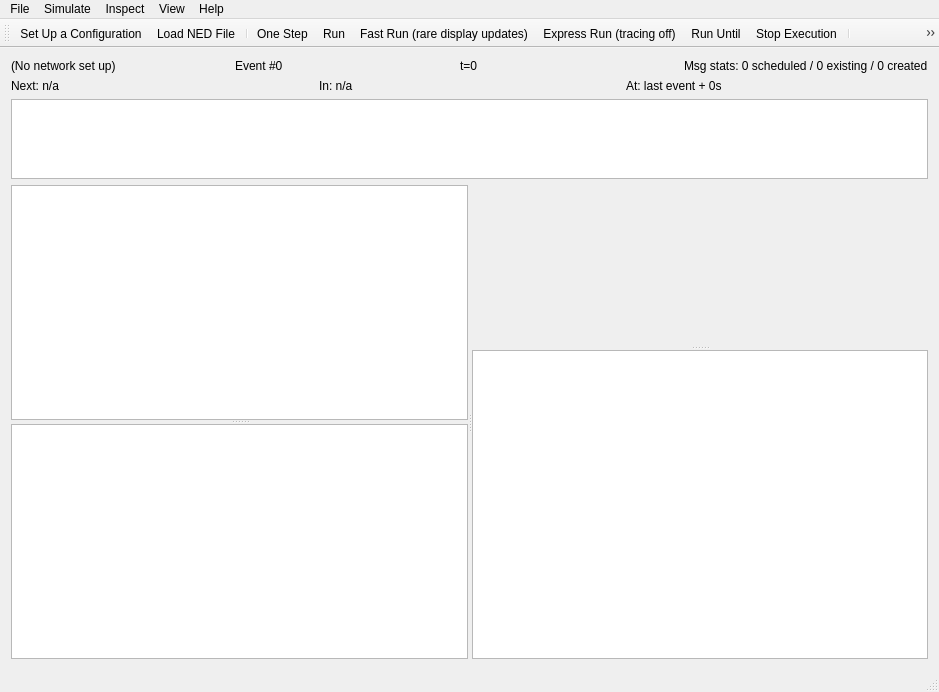
omnetpp/omnetpp, file src/qtenv/mainwindow.ui: the form before one commit.
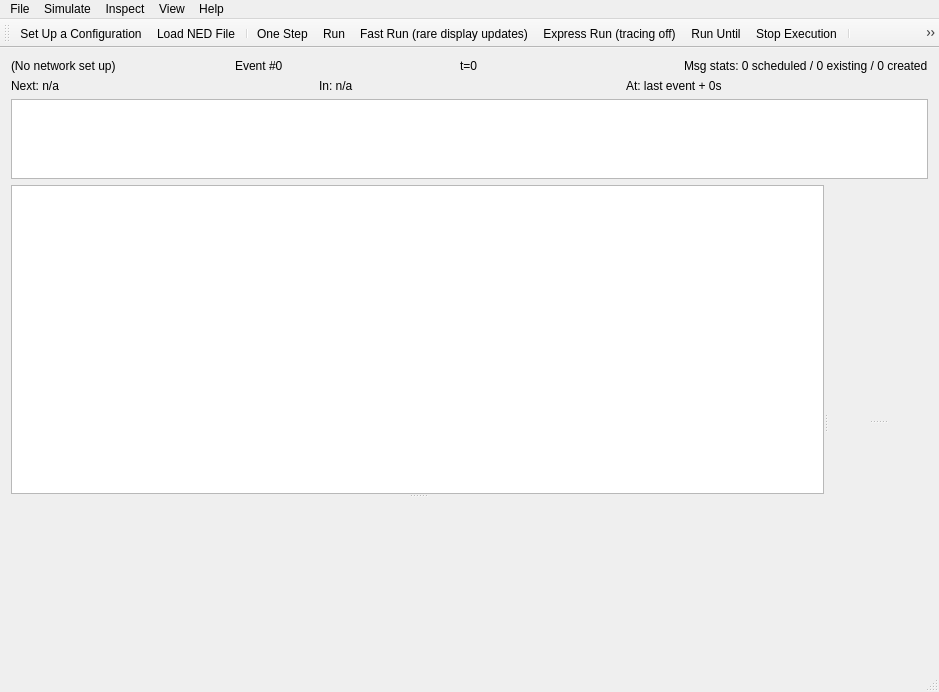
The form after the commit. Icons and pictures are not drawn.

Commit message: qtenv: Inspector refactoring.

Diff of the .ui file:
```diff
--- a/src/qtenv/mainwindow.ui
+++ b/src/qtenv/mainwindow.ui
@@ -164,7 +164,7 @@
          <enum>Qt::CustomContextMenu</enum>
         </property>
        </widget>
-       <widget class="QTreeView" name="treeView_2">
+       <widget class="QWidget" name="objectInspector" native="true">
         <property name="minimumSize">
          <size>
           <width>100</width>
@@ -203,7 +203,7 @@
          </size>
         </property>
        </widget>
-       <widget class="QTextBrowser" name="textBrowser">
+       <widget class="QWidget" name="logInspector" native="true">
         <property name="minimumSize">
          <size>
           <width>100</width>
```
Left out of the diff: 2 changed lines with no effect on the pictures. The commit also changes 26 other files.
